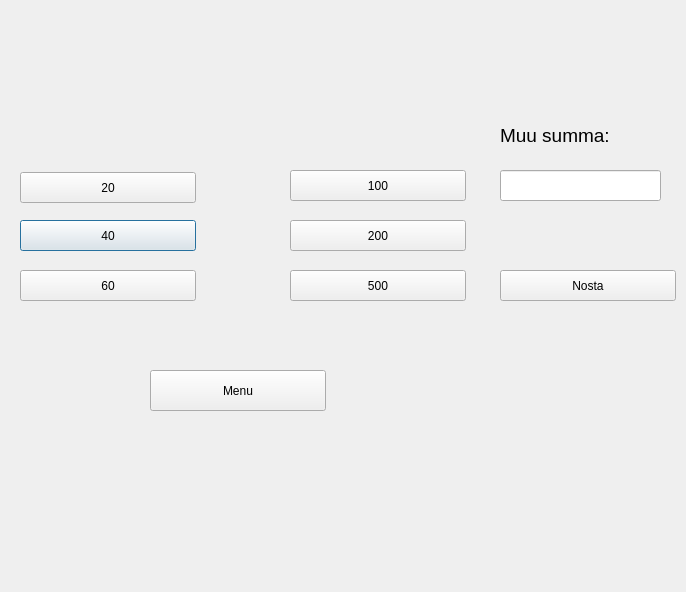
The window that bankautomat/nosto_credit.ui (tvt21kmo-bank-project/group_3) describes before a commit, drawn with Qt 5.
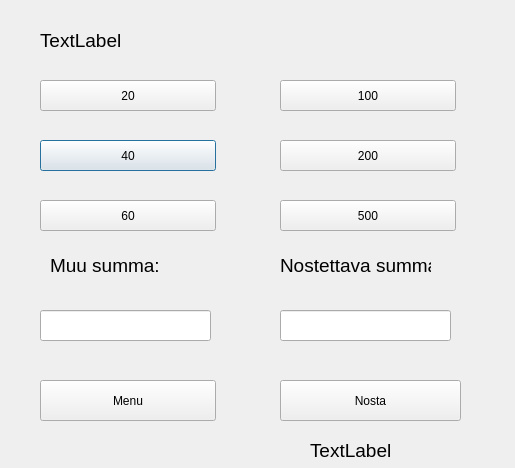
The same window after the commit.

Commit message: credit pohja

What changed in the file:
```diff
--- a/bankautomat/nosto_credit.ui
+++ b/bankautomat/nosto_credit.ui
@@ -6,8 +6,8 @@
    <rect>
     <x>0</x>
     <y>0</y>
-    <width>686</width>
-    <height>592</height>
+    <width>515</width>
+    <height>468</height>
    </rect>
   </property>
   <property name="windowTitle">
@@ -16,9 +16,9 @@
   <widget class="QLineEdit" name="lineEdit_2">
    <property name="geometry">
     <rect>
-     <x>500</x>
-     <y>170</y>
-     <width>161</width>
+     <x>40</x>
+     <y>310</y>
+     <width>171</width>
      <height>31</height>
     </rect>
    </property>
@@ -26,8 +26,8 @@
   <widget class="QPushButton" name="btn40_2">
    <property name="geometry">
     <rect>
-     <x>20</x>
-     <y>220</y>
+     <x>40</x>
+     <y>140</y>
      <width>176</width>
      <height>31</height>
     </rect>
@@ -86,8 +86,8 @@
   <widget class="QPushButton" name="btn100_2">
    <property name="geometry">
     <rect>
-     <x>290</x>
-     <y>170</y>
+     <x>280</x>
+     <y>80</y>
      <width>176</width>
      <height>31</height>
     </rect>
@@ -146,8 +146,8 @@
   <widget class="QLabel" name="label_2">
    <property name="geometry">
     <rect>
-     <x>500</x>
-     <y>120</y>
+     <x>50</x>
+     <y>250</y>
      <width>151</width>
      <height>31</height>
     </rect>
@@ -164,8 +164,8 @@
   <widget class="QPushButton" name="btn500_2">
    <property name="geometry">
     <rect>
-     <x>290</x>
-     <y>270</y>
+     <x>280</x>
+     <y>200</y>
      <width>176</width>
      <height>31</height>
     </rect>
@@ -224,8 +224,8 @@
   <widget class="QPushButton" name="btn200_2">
    <property name="geometry">
     <rect>
-     <x>290</x>
-     <y>220</y>
+     <x>280</x>
+     <y>140</y>
      <width>176</width>
      <height>31</height>
     </rect>
@@ -284,10 +284,10 @@
   <widget class="QPushButton" name="btnNosta_2">
    <property name="geometry">
     <rect>
-     <x>500</x>
-     <y>270</y>
-     <width>176</width>
-     <height>31</height>
+     <x>280</x>
+     <y>380</y>
+     <width>181</width>
+     <height>41</height>
     </rect>
    </property>
    <property name="styleSheet">
@@ -344,8 +344,8 @@
   <widget class="QPushButton" name="btn20_2">
    <property name="geometry">
     <rect>
-     <x>20</x>
-     <y>172</y>
+     <x>40</x>
+     <y>80</y>
      <width>176</width>
      <height>31</height>
     </rect>
@@ -404,8 +404,8 @@
   <widget class="QPushButton" name="btn60_2">
    <property name="geometry">
     <rect>
-     <x>20</x>
-     <y>270</y>
+     <x>40</x>
+     <y>200</y>
      <width>176</width>
      <height>31</height>
     </rect>
@@ -464,8 +464,8 @@
   <widget class="QPushButton" name="btnMenu_2">
    <property name="geometry">
     <rect>
-     <x>150</x>
-     <y>370</y>
+     <x>40</x>
+     <y>380</y>
      <width>176</width>
      <height>41</height>
     </rect>
@@ -521,6 +521,78 @@
     <string>Menu</string>
    </property>
   </widget>
+  <widget class="QLabel" name="lblDebit_nostosumma_2">
+   <property name="geometry">
+    <rect>
+     <x>280</x>
+     <y>250</y>
+     <width>151</width>
+     <height>31</height>
+    </rect>
+   </property>
+   <property name="font">
+    <font>
+     <pointsize>14</pointsize>
+    </font>
+   </property>
+   <property name="text">
+    <string>Nostettava summa:</string>
+   </property>
+  </widget>
+  <widget class="QLineEdit" name="Debitdisplay2">
+   <property name="geometry">
+    <rect>
+     <x>280</x>
+     <y>310</y>
+     <width>171</width>
+     <height>31</height>
+    </rect>
+   </property>
+   <property name="font">
+    <font>
+     <pointsize>14</pointsize>
+    </font>
+   </property>
+   <property name="maxLength">
+    <number>3</number>
+   </property>
+  </widget>
+  <widget class="QLabel" name="lblkayttaja_2">
+   <property name="geometry">
+    <rect>
+     <x>40</x>
+     <y>30</y>
+     <width>331</width>
+     <height>21</height>
+    </rect>
+   </property>
+   <property name="font">
+    <font>
+     <pointsize>14</pointsize>
+    </font>
+   </property>
+   <property name="text">
+    <string>TextLabel</string>
+   </property>
+  </widget>
+  <widget class="QLabel" name="lblInfo_2">
+   <property name="geometry">
+    <rect>
+     <x>310</x>
+     <y>440</y>
+     <width>151</width>
+     <height>21</height>
+    </rect>
+   </property>
+   <property name="font">
+    <font>
+     <pointsize>14</pointsize>
+    </font>
+   </property>
+   <property name="text">
+    <string>TextLabel</string>
+   </property>
+  </widget>
  </widget>
  <resources/>
  <connections/>
```
The commit also changes 7 other files.
